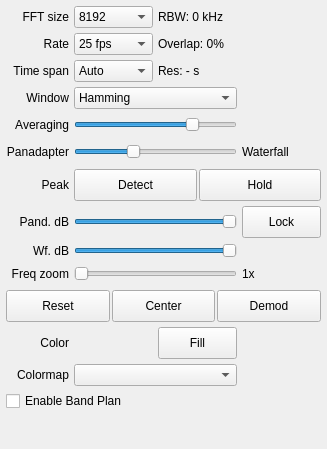
This is src/qtgui/dockfft.ui in gqrx-sdr/gqrx as Qt 5 draws it before an edit. The edited form follows.
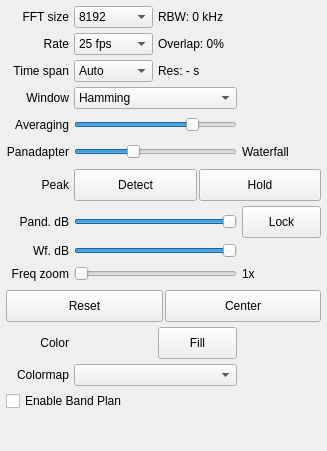
This is the edited form. Icons and pictures are not drawn. Custom widgets are drawn as their Qt base class.

Commit message: move demod FFT center from FFT dock to Rx/demod dock

```diff
--- a/src/qtgui/dockfft.ui
+++ b/src/qtgui/dockfft.ui
@@ -7,7 +7,7 @@
     <x>0</x>
     <y>0</y>
     <width>327</width>
-    <height>449</height>
+    <height>451</height>
    </rect>
   </property>
   <property name="sizePolicy">
@@ -648,7 +648,7 @@
         </widget>
        </item>
        <item row="11" column="0" colspan="4">
-        <layout class="QHBoxLayout" name="horizontalLayout" stretch="0,0,0">
+        <layout class="QHBoxLayout" name="horizontalLayout" stretch="0,0">
          <property name="spacing">
           <number>2</number>
          </property>
@@ -708,34 +708,6 @@
            </property>
           </widget>
          </item>
-         <item>
-          <widget class="QPushButton" name="demodButton">
-           <property name="sizePolicy">
-            <sizepolicy hsizetype="MinimumExpanding" vsizetype="Preferred">
-             <horstretch>0</horstretch>
-             <verstretch>0</verstretch>
-            </sizepolicy>
-           </property>
-           <property name="minimumSize">
-            <size>
-             <width>50</width>
-             <height>32</height>
-            </size>
-           </property>
-           <property name="maximumSize">
-            <size>
-             <width>16777215</width>
-             <height>16777215</height>
-            </size>
-           </property>
-           <property name="toolTip">
-            <string>Center FFT around demodulator frequency</string>
-           </property>
-           <property name="text">
-            <string>Demod</string>
-           </property>
-          </widget>
-         </item>
         </layout>
        </item>
        <item row="8" column="0">
```
The commit also changes 10 other files.
